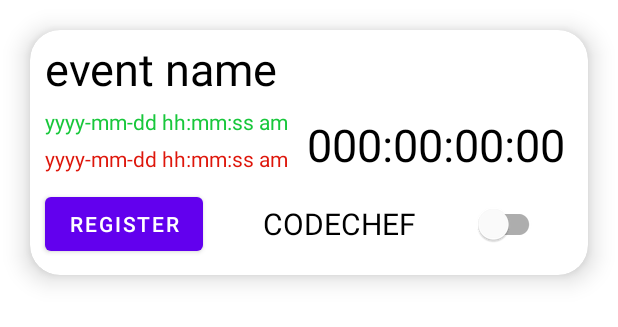
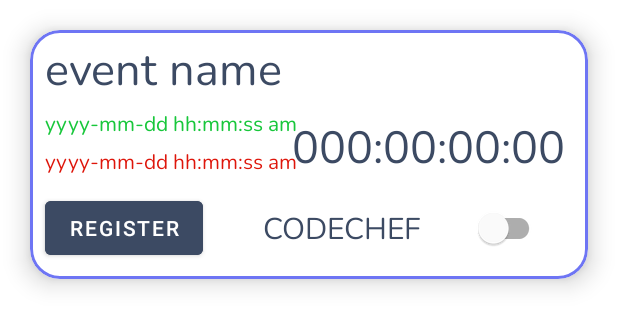
Before and after one commit to Rohit1173/CodeRem, an Android app: the layout card.xml on its own in the app's theme, with its tools: preview values and no code run, on a phone screen of 412 x 824 dp. Shown: the top 327 px of the screen. Run offline under Robolectric (Android 15) with nearby library versions, the phone set to English and light mode, and no system bars.

Commit message:
UI changes

```diff
--- a/app/src/main/java/com/example/coderem/profiles/UserCodeforces.kt
+++ b/app/src/main/java/com/example/coderem/profiles/UserCodeforces.kt
@@ -56,7 +56,7 @@ class UserCodeForces : Fragment() {
                 user = mUser
                 viewModelFactory = ProfileViewModelFactory(user.profile)
                 pvm = ViewModelProvider(this, viewModelFactory)[ProfileViewModel::class.java]
-                pvm.getCfData(user.profile.toString())
+                pvm.getCfData(user.profile)
                 pvm.cfdataResponse.observe(viewLifecycleOwner, Observer {
                     cfRating.text="Rating : "+it.rating
                     cf_maxRating.text="Max rating : "+it.max_rating
@@ -73,6 +73,7 @@ class UserCodeForces : Fragment() {
                     cfLineChart.data=cfLineData
                     cfLineDataSet.valueTextColor= Color.BLACK
                     cfLineDataSet.valueTextSize=15f
+                    cfLineChart.animateX(2000)
 
                 })
             }
--- a/app/src/main/res/layout/card.xml
+++ b/app/src/main/res/layout/card.xml
@@ -1,5 +1,5 @@
 <?xml version="1.0" encoding="utf-8"?>
-<androidx.cardview.widget.CardView
+<com.google.android.material.card.MaterialCardView
     xmlns:android="http://schemas.android.com/apk/res/android"
     xmlns:app="http://schemas.android.com/apk/res-auto"
     android:layout_width="match_parent"
@@ -8,6 +8,8 @@
     android:layout_margin="20dp"
     app:cardCornerRadius="20dp"
     app:cardElevation="10dp"
+    app:strokeColor="#6E75F4"
+    app:strokeWidth="2dp"
     app:cardPreventCornerOverlap="true">
 
     <RelativeLayout
@@ -22,7 +24,8 @@
                 android:layout_height="wrap_content"
                 android:layout_marginStart="10dp"
                 android:layout_marginTop="5dp"
-                android:textColor="@color/black"
+                android:textColor="#3C4A63"
+                android:fontFamily="@font/nunito_regular"
                 android:text="event name"
                 android:textSize="30sp" />
 
@@ -35,6 +38,7 @@
             android:textColor="#18c73b"
             android:layout_marginTop="5dp"
             android:layout_below="@id/name"
+            android:fontFamily="@font/nunito_regular"
             android:text="yyyy-mm-dd hh:mm:ss am" />
 
         <TextView
@@ -44,6 +48,7 @@
             android:layout_marginStart="10dp"
             android:layout_marginTop="5dp"
             android:textColor="#de160b"
+            android:fontFamily="@font/nunito_regular"
             android:layout_below="@+id/startTime"
             android:text="yyyy-mm-dd hh:mm:ss am" />
 
@@ -58,7 +63,8 @@
             android:layout_marginTop="10dp"
             android:gravity="center"
             android:textSize="30sp"
-            android:textColor="@color/black"
+            android:fontFamily="@font/nunito_regular"
+            android:textColor="#3C4A63"
             />
         <Button
             android:id="@+id/register"
@@ -66,6 +72,8 @@
             android:layout_height="wrap_content"
             android:layout_below="@+id/endTime"
             android:layout_margin="10dp"
+            android:backgroundTint="#3C4A63"
+
             android:text="REGISTER" />
 
 
@@ -77,7 +85,8 @@
             android:layout_toEndOf="@+id/register"
             android:layout_below="@+id/endTime"
             android:layout_marginTop="20dp"
-            android:textColor="@color/black"
+            android:textColor="#3C4A63"
+            android:fontFamily="@font/nunito_regular"
             android:textSize="20sp"
             android:layout_marginLeft="30dp"
 
@@ -98,4 +107,4 @@
 
     </RelativeLayout>
 
-</androidx.cardview.widget.CardView>
+</com.google.android.material.card.MaterialCardView>
--- a/app/src/main/res/layout/filter.xml
+++ b/app/src/main/res/layout/filter.xml
@@ -12,6 +12,7 @@
         android:textSize="15sp"
         android:padding="10dp"
         android:layout_margin="20dp"
+        android:backgroundTint="#7985EE"
         app:layout_constraintBottom_toBottomOf="parent"
         app:layout_constraintEnd_toEndOf="parent"
         app:layout_constraintHorizontal_bias="0.5"
```
Also changed, not shown: app/src/main/java/com/example/coderem/MyCustomFormatter.kt (added, +20 -0 lines), app/src/main/java/com/example/coderem/profiles/UserCodechef.kt (+12 -2 lines), app/src/main/res/font/nunito_regular.ttf (added).
